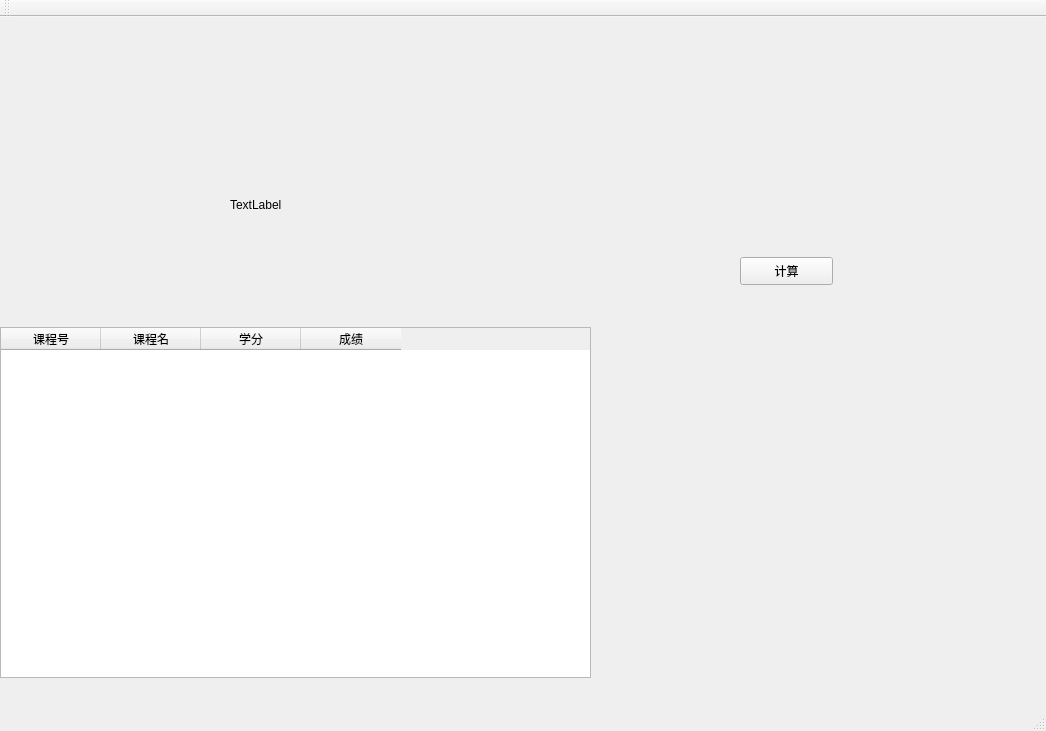
First picture: the form in HackForNJU/mainwindow.ui, repository SToPire/Hack-for-NJU, before the edit.
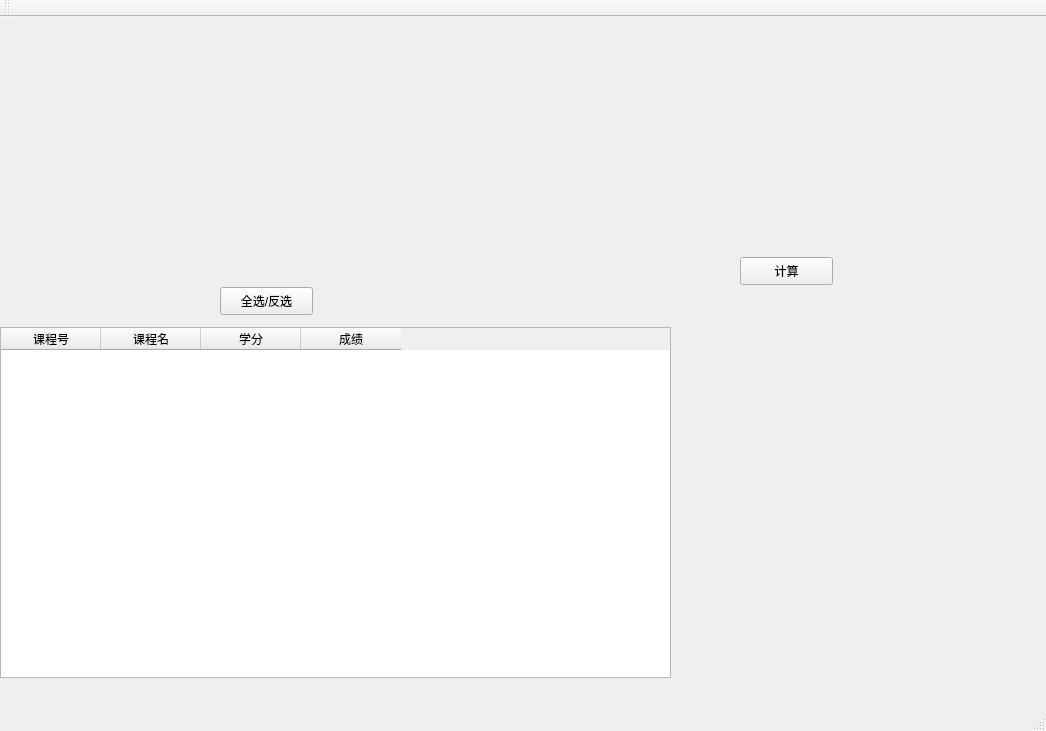
Second picture: the form after the edit.

The edit to the form file:
```diff
--- a/HackForNJU/mainwindow.ui
+++ b/HackForNJU/mainwindow.ui
@@ -19,7 +19,7 @@
      <rect>
       <x>0</x>
       <y>310</y>
-      <width>591</width>
+      <width>671</width>
       <height>351</height>
      </rect>
     </property>
@@ -67,7 +67,20 @@
      </rect>
     </property>
     <property name="text">
-     <string>TextLabel</string>
+     <string/>
+    </property>
+   </widget>
+   <widget class="QPushButton" name="selectAll">
+    <property name="geometry">
+     <rect>
+      <x>220</x>
+      <y>270</y>
+      <width>93</width>
+      <height>28</height>
+     </rect>
+    </property>
+    <property name="text">
+     <string>全选/反选</string>
     </property>
    </widget>
   </widget>
```
